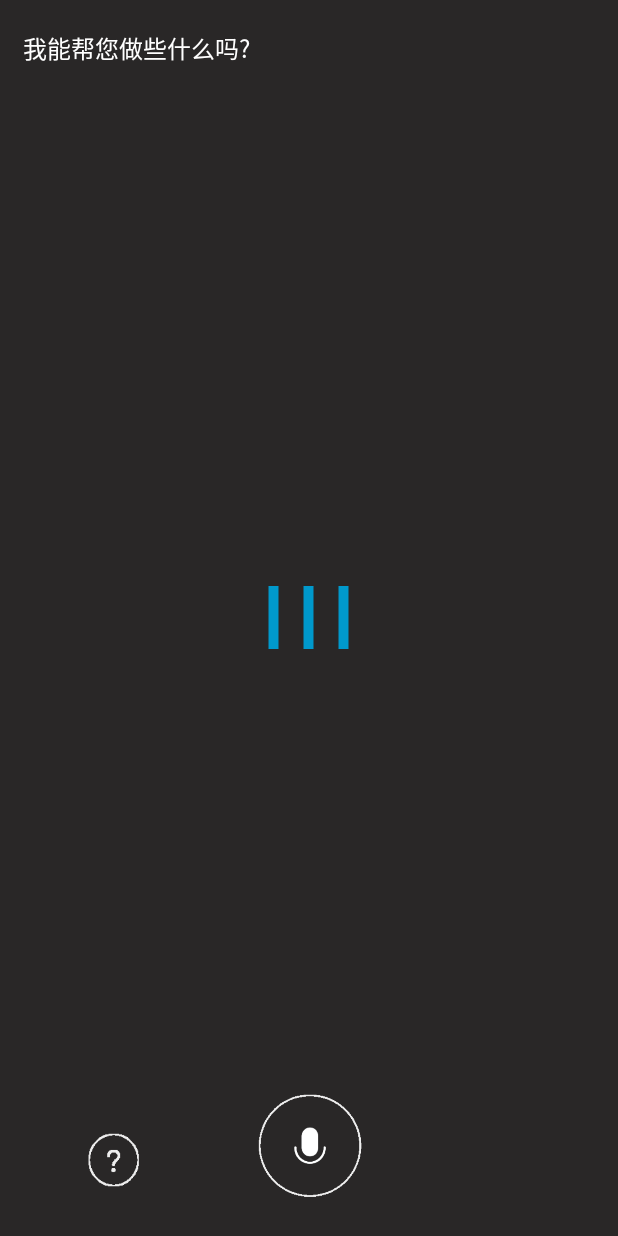
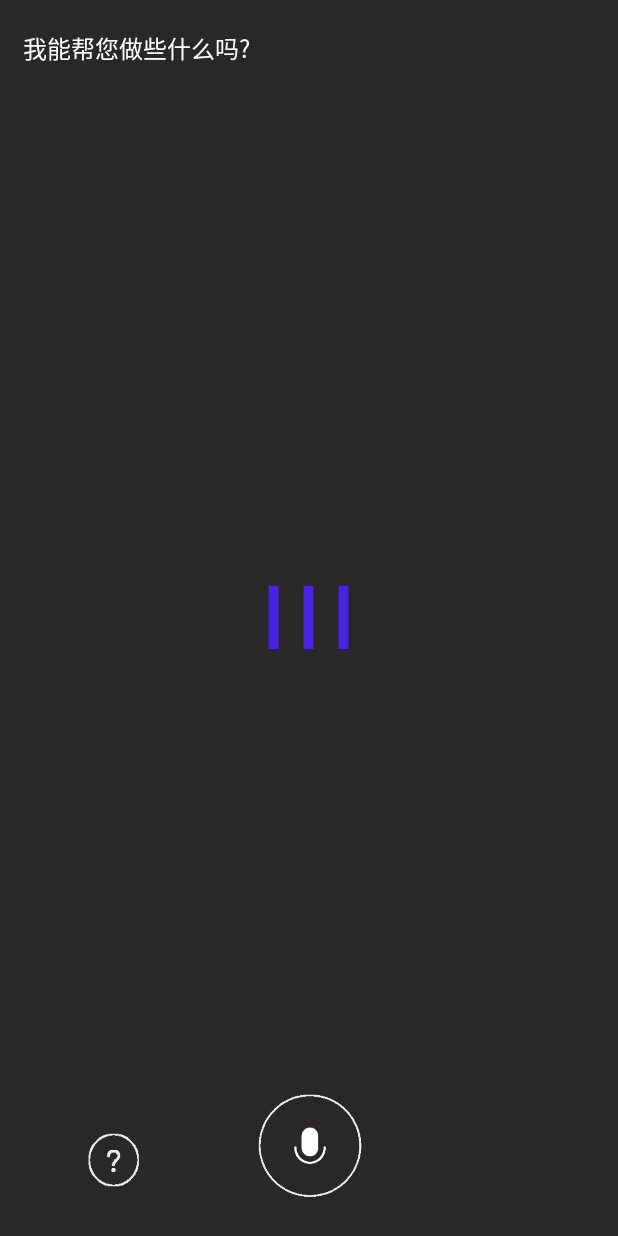
Before and after one commit to wangchao1994/Voice, an Android app: the screen it shows after launch (MainActivity), on a phone screen of 412 x 824 dp. Run offline under Robolectric (Android 15) with nearby library versions, the phone set to English and light mode, and no system bars.

Commit message:
第一次提交

```diff
--- a/app/src/main/java/com/android/voicehelper/view/FiveLine.java
+++ b/app/src/main/java/com/android/voicehelper/view/FiveLine.java
@@ -40,7 +40,7 @@ public class FiveLine extends View {
         super(context, attrs);
         paint = new Paint(Paint.ANTI_ALIAS_FLAG);
         paint.setStrokeWidth(10);
-        paint.setColor(Color.parseColor("#ff0099cc"));
+        paint.setColor(Color.parseColor("#4923E0"));
     }
 
     public void initLine(float[] floats) {
```
